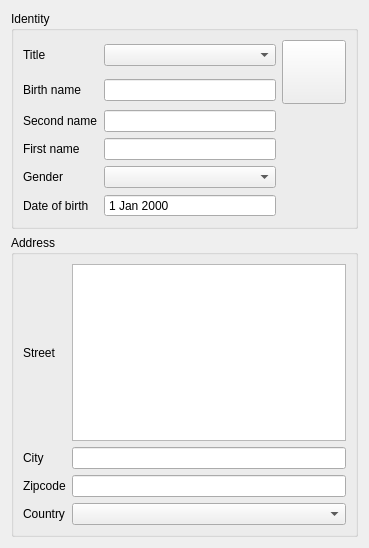
FreeHealth/freehealth, file plugins/patientbaseplugin/identitywidget.ui: the form before one commit.
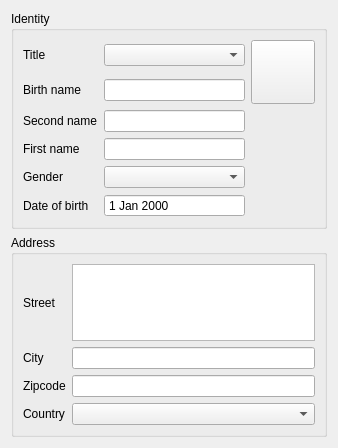
The form after the commit. Custom widgets are drawn as their Qt base class.

Commit message: Photo Button: only clickFocus Address: street changes focus on tab

```diff
--- a/plugins/patientbaseplugin/identitywidget.ui
+++ b/plugins/patientbaseplugin/identitywidget.ui
@@ -6,8 +6,8 @@
    <rect>
     <x>0</x>
     <y>0</y>
-    <width>369</width>
-    <height>548</height>
+    <width>338</width>
+    <height>448</height>
    </rect>
   </property>
   <property name="windowTitle">
```
Left out of the diff: 9 changed lines with no effect on the pictures.
